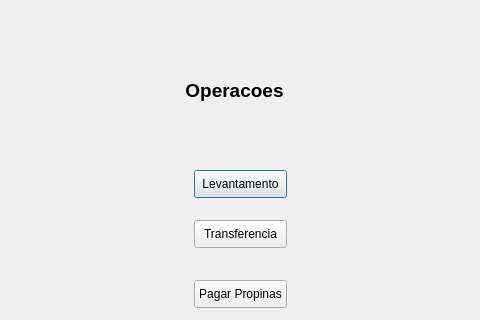
Above: ProjectoCpp/operacoescartao.ui from ltsaiete/conta-estudante before the change; both pictures show x 166 to 646 and y 0 to 320 of the 809 by 559 pixel window. Below: the same form after it.
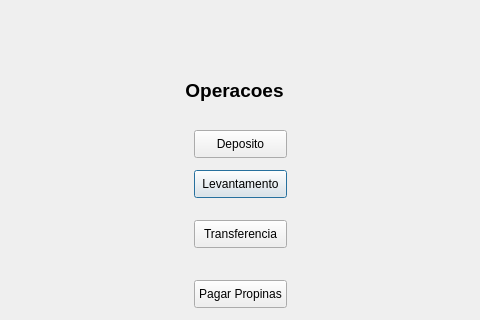
That is the form after the change.

Diff of the .ui file:
```diff
--- a/ProjectoCpp/operacoescartao.ui
+++ b/ProjectoCpp/operacoescartao.ui
@@ -75,6 +75,19 @@
     <string>Pagar Propinas</string>
    </property>
   </widget>
+  <widget class="QPushButton" name="btDeposito">
+   <property name="geometry">
+    <rect>
+     <x>360</x>
+     <y>130</y>
+     <width>93</width>
+     <height>28</height>
+    </rect>
+   </property>
+   <property name="text">
+    <string>Deposito</string>
+   </property>
+  </widget>
  </widget>
  <resources/>
  <connections/>
```
